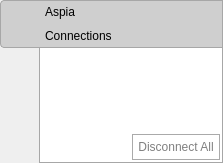
This is source/host/ui/host_notifier_window.ui in dchapyshev/aspia as Qt 5 draws it before an edit. The edited form follows.
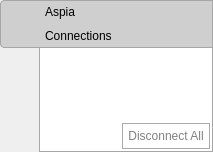
This is the edited form. Icons and pictures are not drawn.

Commit message: - Reduced the size of the window.

Diff of the .ui file:
```diff
--- a/source/host/ui/host_notifier_window.ui
+++ b/source/host/ui/host_notifier_window.ui
@@ -6,8 +6,8 @@
    <rect>
     <x>0</x>
     <y>0</y>
-    <width>223</width>
-    <height>163</height>
+    <width>213</width>
+    <height>152</height>
    </rect>
   </property>
   <layout class="QGridLayout" name="gridLayout">
```
